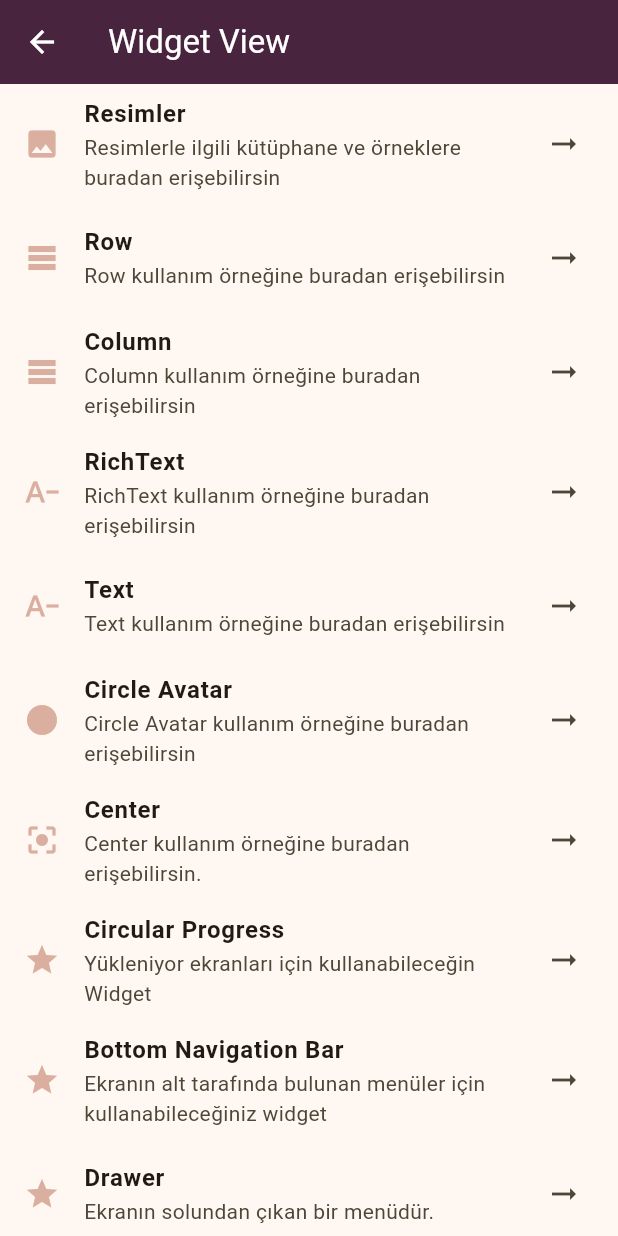
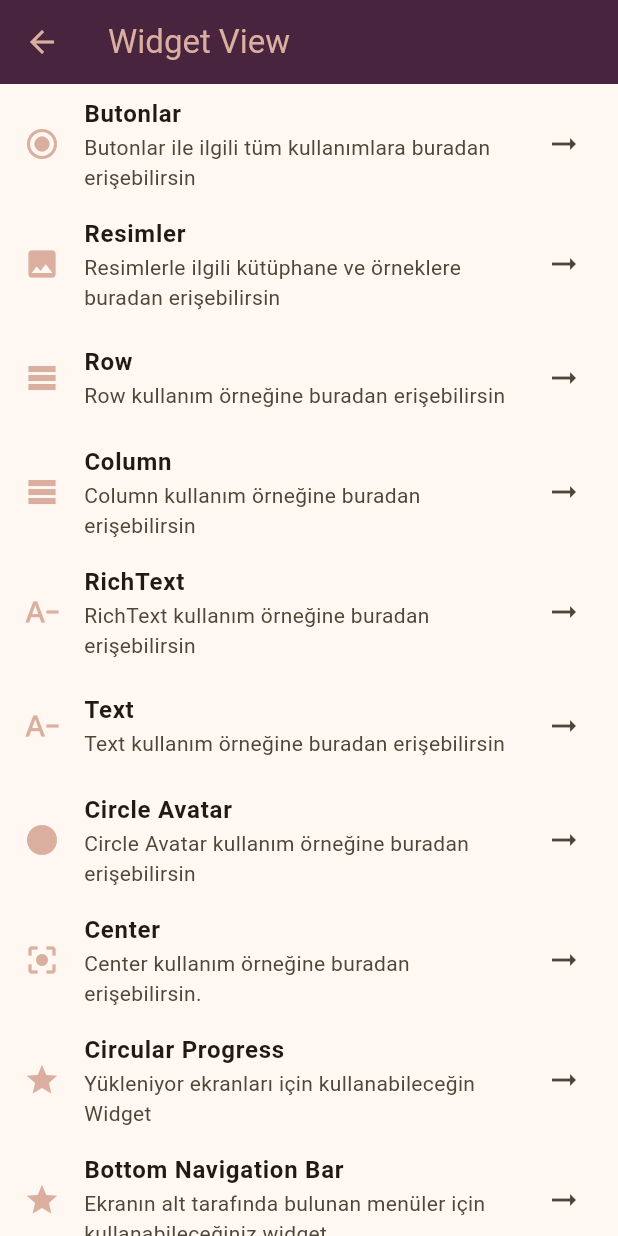
Before and after one commit to umutocak/turkce_flutter_egitimi, a Flutter app: the screen it shows after launch, after a tap on "Widgetlar", on a phone screen of 412 x 824 dp. Run offline on Flutter 3.47's test engine with Material 3 defaults, Android fonts, the phone set to English and light mode, and no system bars; our stand-ins replace cached_network_image; network calls fail.

Commit message:
container ve common button eklendi

```diff
--- a/lib/main.dart
+++ b/lib/main.dart
@@ -2,12 +2,15 @@ import 'dart:io';
 
 import 'package:flutter/material.dart';
 import 'package:flutter_egitimi/views/home/home_view.dart';
-import 'package:flutter_egitimi/views/widgets/images/image_view.dart';
-import 'package:flutter_egitimi/views/widgets/widget_view.dart';
+import 'package:flutter_egitimi/views/widget/buttons/button_view.dart';
+import 'package:flutter_egitimi/views/widget/images/image_view.dart';
+import 'package:flutter_egitimi/views/widget/widget_view.dart';
 import 'package:flutter_egitimi/widgets/bottom_navigation_bar/bottom_navigation_bar_widget.dart';
+import 'package:flutter_egitimi/widgets/buttons/common/common_button_widget.dart';
 import 'package:flutter_egitimi/widgets/center/center_widget.dart';
 import 'package:flutter_egitimi/widgets/circle_avatar/circle_avatar_widget.dart';
 import 'package:flutter_egitimi/widgets/circular_progress_indicator/circular_proogress_indicator.dart';
+import 'package:flutter_egitimi/widgets/container/container_widget.dart';
 import 'package:flutter_egitimi/widgets/drawer/drawer_widget.dart';
 import 'package:flutter_egitimi/widgets/image/cached_network_image_widget.dart';
 import 'package:flutter_egitimi/widgets/image/image_widget.dart';
@@ -55,8 +58,9 @@ class MyApp extends StatelessWidget {
        * ! '/' => Uygulama açılış sayfası anlamına gelir.
        */
       routes: {
-        '/': (context) => const HomeView(),
+        '/': (context) => HomeView(),
         '/Image': (context) => ImageView(),
+        '/buttons': (context) => ButtonView(),
         '/widgets': (context) => WidgetView(),
         '/imageWidget': (context) => ImageWidget(),
         '/cachedImage': (context) => CachedNetworkImageWidget(),
@@ -69,6 +73,8 @@ class MyApp extends StatelessWidget {
         '/circular-progress': (context) => CircularProgressIndicatorWidget(),
         '/bottom-bar': (context) => const BottomNavigationBarWidget(),
         '/drawer': (context) => const DrawerWidget(),
+        '/container': (context) => ContainerWidget(),
+        '/commonbutton': (context) => CommonButtonWidget(),
       },
     );
   }
--- a/lib/views/home/home_view.dart
+++ b/lib/views/home/home_view.dart
@@ -1,14 +1,15 @@
 import 'package:flutter/material.dart';
+import 'package:flutter_egitimi/core/base/base_state.dart';
 
-class HomeView extends StatelessWidget {
-  const HomeView({super.key});
+class HomeView extends StatelessWidget with BaseState {
+  HomeView({super.key});
 
   @override
   Widget build(BuildContext context) {
     return Scaffold(
       appBar: AppBar(
-        title: const Text("Home View", style: TextStyle(color: Colors.white)),
-        backgroundColor: const Color(0xff49243E),
+        title:  Text("Home View", style: TextStyle(color: colorConstant.warm)),
+        backgroundColor: colorConstant.maroon,
       ),
       body: Column(
         children: [
--- a/lib/views/widgets/widget_view.dart
+++ b/lib/views/widget/widget_view.dart
@@ -12,15 +12,22 @@ class WidgetView extends StatelessWidget with BaseState {
       /// ? State içerisinden colorConstant.colorName şeklinde erişerek kullanabiliriz.
       /// ! Kullanım sağladığınız yerde const ifadesini kullanamazsınız.
       appBar: AppBar(
-        title: Text("Widget View", style: TextStyle(color: colorConstant.white)),
+        title: Text("Widget View", style: TextStyle(color: colorConstant.warm)),
         backgroundColor: colorConstant.maroon,
         //? Geri butonunun rengini buradan ayarlayabilirsin.
-        iconTheme: IconThemeData(color: colorConstant.white),
+        iconTheme: IconThemeData(color: colorConstant.warm),
       ),
       body: SingleChildScrollView(
         child: SafeArea(
           child: Column(
             children: [
+              ListTile(
+                title: const Text('Butonlar', style: TextStyle(fontWeight: FontWeight.bold)),
+                subtitle: const Text('Butonlar ile ilgili tüm kullanımlara buradan erişebilirsin'),
+                leading: Icon(Icons.radio_button_checked, color: colorConstant.warm),
+                trailing: const Icon(Icons.arrow_right_alt),
+                onTap: () => Navigator.pushNamed(context, '/buttons'),
+              ),
               ListTile(
                 title: const Text('Resimler', style: TextStyle(fontWeight: FontWeight.bold)),
                 subtitle: const Text('Resimlerle ilgili kütüphane ve örneklere buradan erişebilirsin'),
@@ -106,6 +113,14 @@ class WidgetView extends StatelessWidget with BaseState {
                 //? ScaffoldMessenger.of(context).showSnackBar => Snackbar'ı göstermek için kullanılır.
                 onTap: () => ScaffoldMessenger.of(context).showSnackBar(showSnackbar(context)),
               ),
+              ListTile(
+                title: const Text('Container', style: TextStyle(fontWeight: FontWeight.bold)),
+                subtitle: const Text('Bir kutu oluşturmanıza olanak sağlar'),
+                leading: Icon(Icons.star, color: colorConstant.warm),
+                trailing: const Icon(Icons.arrow_right_alt),
+                //? ScaffoldMessenger.of(context).showSnackBar => Snackbar'ı göstermek için kullanılır.
+                onTap: () => Navigator.pushNamed(context, '/container'),
+              ),
             ],
           ),
         ),
```
Also changed, not shown: lib/views/widget/buttons/button_view.dart (added, +33 -0 lines), lib/widgets/buttons/common/common_button_widget.dart (added, +35 -0 lines), lib/widgets/container/container_widget.dart (added, +71 -0 lines), lib/views/widget/images/image_view.dart (renamed from lib/views/widgets/images/image_view.dart).
